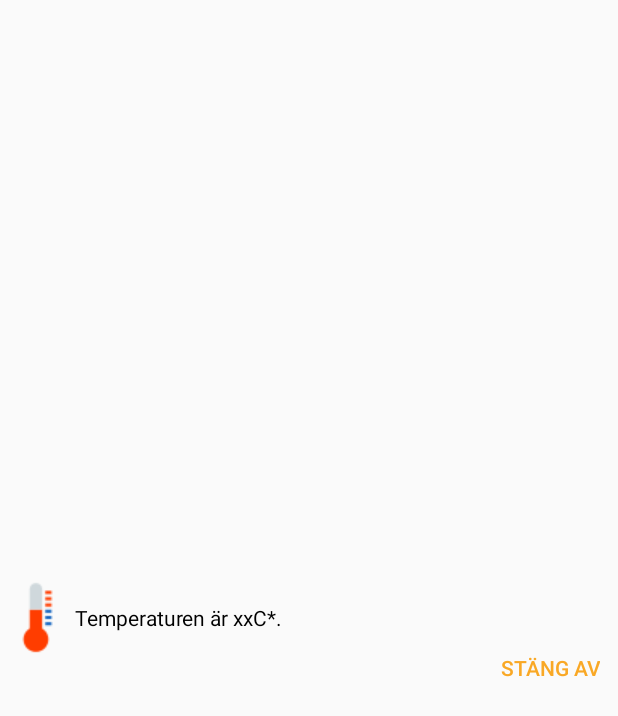
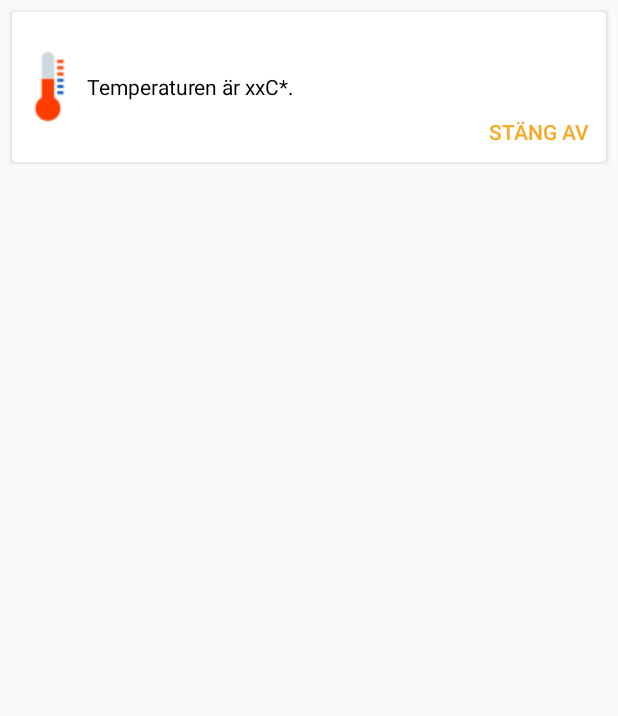
Before and after one commit to loafalkman/MasterMcVoiceIt, an Android app: the layout item_commandhistory_temp.xml on its own in the app's theme, with its tools: preview values and no code run, on a phone screen of 412 x 824 dp. Shown: the top 716 px of the screen. Run offline under Robolectric (Android 15) with nearby library versions, the phone set to English and light mode, and no system bars.

```diff
--- a/app/src/main/java/se/su/dsv/mastermcvoiceit/command/TempCommand.java
+++ b/app/src/main/java/se/su/dsv/mastermcvoiceit/command/TempCommand.java
@@ -9,7 +9,7 @@ import se.su.dsv.mastermcvoiceit.sensor.TelldusSensor;
  * Created by felix on 2017-11-25.
  */
 public class TempCommand extends Command {
-    private final String[] cmdPatterns = {"measure temperature of sensor %d please", "temperature sensor %d", "sensor %d"};
+    private final String[] cmdPatterns = {"measure TEMPERATURE of sensor %d please", "TEMPERATURE sensor %d", "sensor %d"};
     private TelldusSensor sensor;
 
     /**
@@ -31,7 +31,7 @@ public class TempCommand extends Command {
     public Bundle doCommand(String spokenText) {
         Bundle bundle = new Bundle();
         bundle.putInt("flag", Command.FLAG_TEMP);
-        bundle.putFloat("Current temperature", sensor.getSensorValue());
+        bundle.putFloat("Current TEMPERATURE", sensor.getSensorValue());
 
         return bundle;
     }
--- a/app/src/main/java/se/su/dsv/mastermcvoiceit/mainCards/CardInfoType.java
+++ b/app/src/main/java/se/su/dsv/mastermcvoiceit/mainCards/CardInfoType.java
@@ -5,6 +5,6 @@ package se.su.dsv.mastermcvoiceit.mainCards;
  */
 
 public enum CardInfoType {
-    actuator,
-    temperature,
+    ACTUATOR,
+    TEMPERATURE,
 }
--- a/app/src/main/res/layout/item_commandhistory_temp.xml
+++ b/app/src/main/res/layout/item_commandhistory_temp.xml
@@ -1,9 +1,15 @@
 <?xml version="1.0" encoding="utf-8"?>
+<android.support.v7.widget.CardView xmlns:android="http://schemas.android.com/apk/res/android"
+    android:id="@+id/framelayout_main_locationservice"
+    android:layout_width="match_parent"
+    android:layout_height="100dp"
+    android:layout_margin="8dp">
+
     <RelativeLayout xmlns:android="http://schemas.android.com/apk/res/android"
+        xmlns:app="http://schemas.android.com/apk/res-auto"
         android:id="@+id/command_relative_layout"
         android:layout_width="wrap_content"
-    android:layout_height="match_parent"
-    xmlns:app="http://schemas.android.com/apk/res-auto" >
+        android:layout_height="match_parent">
 
         <ImageView
             android:id="@+id/imageView"
@@ -16,10 +22,10 @@
             android:id="@+id/textview_tempitem_description"
             android:layout_width="wrap_content"
             android:layout_height="wrap_content"
+            android:layout_centerVertical="true"
+            android:layout_toRightOf="@+id/imageView"
             android:text="Temperaturen är xxC*."
-        android:textColor="@android:color/black"
-        android:layout_centerVertical="true"
-        android:layout_toRightOf="@+id/imageView" />
+            android:textColor="@android:color/black" />
 
         <Button
             android:id="@+id/button_tempitem_turnoff"
@@ -31,3 +37,4 @@
             android:text="Stäng av"
             android:textColor="@color/secondaryColor" />
     </RelativeLayout>
+</android.support.v7.widget.CardView>
```
Also changed, not shown: app/src/main/java/se/su/dsv/mastermcvoiceit/MainActivity.java (+13 -25 lines), app/src/main/java/se/su/dsv/mastermcvoiceit/mainCards/CardRVAdapter.java (+53 -4 lines), app/src/main/java/se/su/dsv/mastermcvoiceit/mainCards/TempCardInfo.java (added, +16 -0 lines), app/src/main/res/layout/activity_main.xml (+1 -8 lines). Lines whose indentation alone changed are shown as unchanged.
